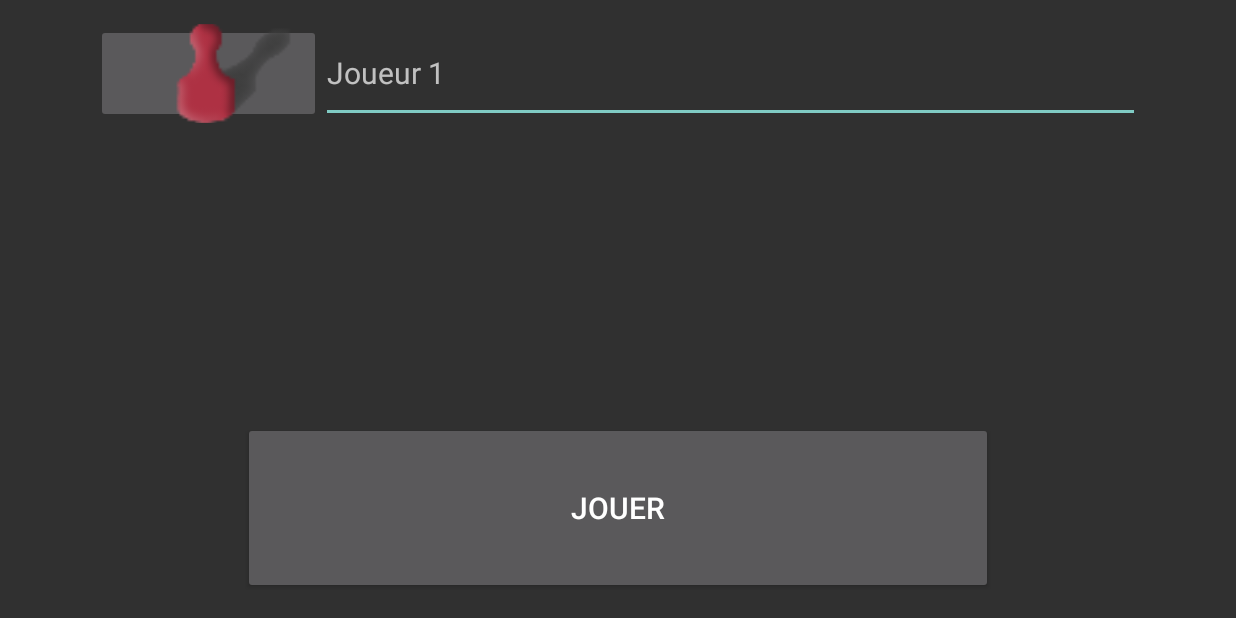
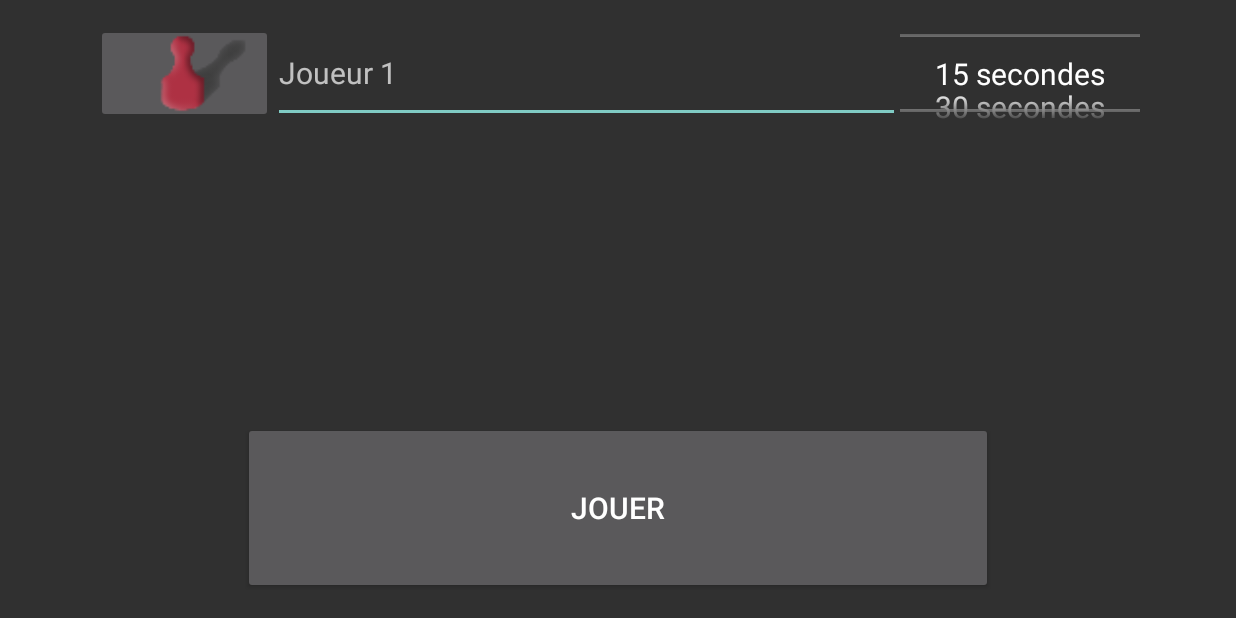
Before and after one commit to protprot/Game-of-the-Goose, an Android app: the screen it shows after launch (PlayersActivity), after a tap on "SUIVANT", on a phone screen of 824 x 412 dp (held sideways). Run offline under Robolectric (Android 15) with nearby library versions, the phone set to English and light mode, and no system bars.

Commit message:
Nombre de dés Answer Time par joueurs

```diff
--- a/GameoftheGoose/app/src/main/java/com/example/iem/gameofthegoose/BoardActivity.java
+++ b/GameoftheGoose/app/src/main/java/com/example/iem/gameofthegoose/BoardActivity.java
@@ -2,6 +2,7 @@ package com.example.iem.gameofthegoose;
 
 import android.os.Bundle;
 import android.support.v7.app.AppCompatActivity;
+import android.util.Log;
 import android.view.MotionEvent;
 import android.view.View;
 import android.widget.ImageView;
@@ -42,10 +43,11 @@ public class BoardActivity extends AppCompatActivity {
 
         //get Settings from MainActivity
         sets = (Settings) getIntent().getSerializableExtra("settings");
+        Log.e("toString", sets.toString());
 
         //show board
         RelativeLayout background = (RelativeLayout) findViewById(R.id.layoutBackground);
-        background.setBackgroundResource(R.drawable.plateau_max);
+        //background.setBackgroundResource(R.drawable.plateau_max);
 
         nbPlayers = sets.getNbPlayer();
 
--- a/GameoftheGoose/app/src/main/java/com/example/iem/gameofthegoose/MainActivity.java
+++ b/GameoftheGoose/app/src/main/java/com/example/iem/gameofthegoose/MainActivity.java
@@ -12,7 +12,7 @@ public class MainActivity extends AppCompatActivity {
 
     NumberPicker pickerPlayer;
     NumberPicker pickerDifficulty;
-    NumberPicker pickerAnswerTime;
+    NumberPicker pickerNbDice;
     NumberPicker pickerGameTime;
     Button bNext;
 
@@ -50,17 +50,17 @@ public class MainActivity extends AppCompatActivity {
         pickerDifficulty.setMaxValue(4);
         pickerDifficulty.setDisplayedValues(new String[]{"1", "2", "3", "4"});
 
-        pickerAnswerTime = (NumberPicker) findViewById(R.id.pickerAnswerTime);
-        pickerAnswerTime.setDescendantFocusability(NumberPicker.FOCUS_BLOCK_DESCENDANTS);
-        pickerAnswerTime.setMinValue(1);
-        pickerAnswerTime.setMaxValue(4);
-        pickerAnswerTime.setDisplayedValues(new String[]{"30 secondes", "1 minute", "2 minutes", "3 minutes"});
+        pickerNbDice = (NumberPicker) findViewById(R.id.pickerNbDice);
+        pickerNbDice.setDescendantFocusability(NumberPicker.FOCUS_BLOCK_DESCENDANTS);
+        pickerNbDice.setMinValue(1);
+        pickerNbDice.setMaxValue(2);
+        pickerNbDice.setDisplayedValues(new String[]{"1 dé", "2 dés"});
 
         pickerGameTime = (NumberPicker) findViewById(R.id.pickerGameTime);
         pickerGameTime.setDescendantFocusability(NumberPicker.FOCUS_BLOCK_DESCENDANTS);
         pickerGameTime.setMinValue(1);
         pickerGameTime.setMaxValue(4);
-        pickerGameTime.setDisplayedValues(new String[]{"30 minutes", "45 minutes", "1 heure", "2 heures"});
+        pickerGameTime.setDisplayedValues(new String[]{"5 minutes", "10 minutes", "15 minutes", "20 minutes"});
     }
 
 
@@ -72,7 +72,7 @@ public class MainActivity extends AppCompatActivity {
             @Override
             public void onClick(View v) {
 
-                Settings s = new Settings(pickerPlayer.getValue(), pickerDifficulty.getValue(), pickerAnswerTime.getValue(), pickerGameTime.getValue());
+                Settings s = new Settings(pickerPlayer.getValue(), pickerDifficulty.getValue(), pickerNbDice.getValue(), pickerGameTime.getValue());
 
                 Intent i = new Intent(MainActivity.this, PlayersActivity.class);
                 i.putExtra("settings", s);
--- a/GameoftheGoose/app/src/main/java/com/example/iem/gameofthegoose/PlayersActivity.java
+++ b/GameoftheGoose/app/src/main/java/com/example/iem/gameofthegoose/PlayersActivity.java
@@ -8,6 +8,7 @@ import android.widget.Button;
 import android.widget.EditText;
 import android.widget.ImageButton;
 import android.widget.LinearLayout;
+import android.widget.NumberPicker;
 import android.widget.TextView;
 
 import java.util.ArrayList;
@@ -28,6 +29,11 @@ public class PlayersActivity extends AppCompatActivity {
     EditText etPlayer2;
     EditText etPlayer3;
     EditText etPlayer4;
+
+    NumberPicker pickerAnswerTime1;
+    NumberPicker pickerAnswerTime2;
+    NumberPicker pickerAnswerTime3;
+    NumberPicker pickerAnswerTime4;
 
     Button bPlay;
 
@@ -76,6 +82,7 @@ public class PlayersActivity extends AppCompatActivity {
         setNumberPlayer(sets.getNbPlayer());
 
         initImageButton();
+        initPickerAnswerTime();
 
         initButton();
     }
@@ -134,6 +141,33 @@ public class PlayersActivity extends AppCompatActivity {
                 ibPlayer4.setImageResource(pionImage[getImageId(4)]);
             }
         });
+    }
+
+    public void initPickerAnswerTime() {
+
+        String[] displayedValues = new String[] {"15 secondes", "30 secondes", "45 secondes"};
+
+        pickerAnswerTime1 = (NumberPicker) findViewById(R.id.pickerAnswerTime1);
+        pickerAnswerTime1.setMinValue(0);
+        pickerAnswerTime1.setMaxValue(2);
+        pickerAnswerTime1.setDisplayedValues(displayedValues);
+
+        pickerAnswerTime2 = (NumberPicker) findViewById(R.id.pickerAnswerTime2);
+        pickerAnswerTime2.setMinValue(0);
+        pickerAnswerTime2.setMaxValue(2);
+        pickerAnswerTime2.setDisplayedValues(displayedValues);
+
+        pickerAnswerTime3 = (NumberPicker) findViewById(R.id.pickerAnswerTime3);
+        pickerAnswerTime3.setMinValue(0);
+        pickerAnswerTime3.setMaxValue(2);
+        pickerAnswerTime3.setDisplayedValues(displayedValues);
+
+        pickerAnswerTime4 = (NumberPicker) findViewById(R.id.pickerAnswerTime4);
+        pickerAnswerTime4.setMinValue(0);
+        pickerAnswerTime4.setMaxValue(2);
+        pickerAnswerTime4.setDisplayedValues(displayedValues);
+
+
     }
 
     public int getImageId(int numPion) {
@@ -199,33 +233,47 @@ public class PlayersActivity extends AppCompatActivity {
         Player p;
 
         if (etPlayer1.getText().length() == 0)
-            p = new Player("Joueur 1", pionImage[getCurrentPosition(1)]);
+            p = new Player("Joueur 1", pionImage[getCurrentPosition(1)], getAnswerTime(pickerAnswerTime1.getValue()));
         else
-            p = new Player(etPlayer1.getText().toString(), pionImage[getCurrentPosition(1)]);
+            p = new Player(etPlayer1.getText().toString(), pionImage[getCurrentPosition(1)], getAnswerTime(pickerAnswerTime1.getValue()));
         sets.addPlayer(p);
 
         if (sets.getNbPlayer() > 1) {
             if (etPlayer2.getText().length() == 0)
-                p = new Player("Joueur 2", pionImage[getCurrentPosition(2)]);
+                p = new Player("Joueur 2", pionImage[getCurrentPosition(2)], getAnswerTime(pickerAnswerTime1.getValue()));
             else
-                p = new Player(etPlayer2.getText().toString(), pionImage[getCurrentPosition(2)]);
+                p = new Player(etPlayer2.getText().toString(), pionImage[getCurrentPosition(2)], getAnswerTime(pickerAnswerTime2.getValue()));
             sets.addPlayer(p);
         }
 
         if (sets.getNbPlayer() > 2) {
             if (etPlayer3.getText().length() == 0)
-                p = new Player("Joueur 3", pionImage[getCurrentPosition(3)]);
+                p = new Player("Joueur 3", pionImage[getCurrentPosition(3)], getAnswerTime(pickerAnswerTime1.getValue()));
             else
-                p = new Player(etPlayer3.getText().toString(), pionImage[getCurrentPosition(3)]);
+                p = new Player(etPlayer3.getText().toString(), pionImage[getCurrentPosition(3)], getAnswerTime(pickerAnswerTime3.getValue()));
             sets.addPlayer(p);
         }
 
         if (sets.getNbPlayer() > 3) {
             if (etPlayer4.getText().length() == 0)
-                p = new Player("Joueur 4", pionImage[getCurrentPosition(4)]);
+                p = new Player("Joueur 4", pionImage[getCurrentPosition(4)], getAnswerTime(pickerAnswerTime1.getValue()));
             else
-                p = new Player(etPlayer4.getText().toString(), pionImage[getCurrentPosition(4)]);
+                p = new Player(etPlayer4.getText().toString(), pionImage[getCurrentPosition(4)], getAnswerTime(pickerAnswerTime4.getValue()));
             sets.addPlayer(p);
         }
     }
+
+    private int getAnswerTime(int pickerValue) {
+
+        switch (pickerValue) {
+            case 0:
+                return 15;
+            case 1:
+                return 30;
+            case 2:
+                return 45;
+            default:
+                return 30;
+        }
+    }
 }
--- a/GameoftheGoose/app/src/main/java/com/example/iem/gameofthegoose/Settings.java
+++ b/GameoftheGoose/app/src/main/java/com/example/iem/gameofthegoose/Settings.java
@@ -11,42 +11,29 @@ public class Settings implements Serializable {
 
     int nbPlayer;
     int lvlDifficulty;
-    int answerTime;
+    int nbDice;
     int gameTime;
     List<Player> listPlayer;
 
-    public Settings (int pickerPlayer, int pickerDifficulty, int pickerAnswerTime, int pickerGameTime) {
+    public Settings (int pickerPlayer, int pickerDifficulty, int nbDice, int pickerGameTime) {
 
-        nbPlayer = pickerPlayer;
-        lvlDifficulty = pickerDifficulty;
-
-        switch (pickerAnswerTime) {
-            case 1:
-                answerTime = 30;
-                break;
-            case 2:
-                answerTime = 60;
-                break;
-            case 3:
-                answerTime = 120;
-                break;
-            case 4:
-                answerTime = 180;
-                break;
-        }
+        this.nbPlayer = pickerPlayer;
+        this.lvlDifficulty = pickerDifficulty;
+        this.nbDice = nbDice;
 
         switch (pickerGameTime) {
             case 1:
-                gameTime = 30;
+                this.gameTime = 5;
                 break;
             case 2:
-                gameTime = 45;
+                this.gameTime = 10;
                 break;
             case 3:
-                gameTime = 60;
+                this.gameTime = 15;
                 break;
             case 4:
-                gameTime = 120;
+                this.gameTime = 20;
+                break;
         }
 
         listPlayer = new ArrayList<>();
@@ -60,8 +47,8 @@ public class Settings implements Serializable {
         return lvlDifficulty;
     }
 
-    public int getAnswerTime() {
-        return answerTime;
+    public int getNbDice() {
+        return nbDice;
     }
 
     public int getGameTime() {
@@ -73,7 +60,7 @@ public class Settings implements Serializable {
 
         String s = "nb Joueurs : " + nbPlayer + "\n" +
         "lvl Difficulté : " + lvlDifficulty + "\n" +
-        "Temps réponse : " + answerTime + "\n" +
+        "Nombre de dé(s) : " + nbDice + "\n" +
         "Temps Jeu : " + gameTime + "\n";
 
         for (int i=0 ; i<listPlayer.size() ; i++){
--- a/GameoftheGoose/app/src/main/res/layout/activity_main.xml
+++ b/GameoftheGoose/app/src/main/res/layout/activity_main.xml
@@ -32,7 +32,7 @@
         <TextView
             android:layout_width="wrap_content"
             android:layout_height="match_parent"
-            android:text="Temps de réponse"
+            android:text="Nombre de dé(s)"
             android:id="@+id/textView3"
             android:layout_weight="1"
             android:gravity="center_vertical|center_horizontal" />
@@ -40,7 +40,7 @@
         <NumberPicker
             android:layout_width="wrap_content"
             android:layout_height="match_parent"
-            android:id="@+id/pickerAnswerTime"
+            android:id="@+id/pickerNbDice"
             android:orientation="horizontal"
             android:layout_weight="1" />
 
--- a/GameoftheGoose/app/src/main/res/layout/activity_players.xml
+++ b/GameoftheGoose/app/src/main/res/layout/activity_players.xml
@@ -31,6 +31,13 @@
             android:id="@+id/etPlayer1"
             android:hint="Joueur 1"
             android:layout_weight="4" />
+
+        <NumberPicker
+            android:layout_width="wrap_content"
+            android:layout_height="match_parent"
+            android:id="@+id/pickerAnswerTime1"
+            android:layout_weight="1"
+            android:orientation="horizontal" />
     </LinearLayout>
 
     <LinearLayout
@@ -56,6 +63,13 @@
             android:id="@+id/etPlayer2"
             android:hint="Joueur 2"
             android:layout_weight="4" />
+
+        <NumberPicker
+            android:layout_width="wrap_content"
+            android:layout_height="match_parent"
+            android:id="@+id/pickerAnswerTime2"
+            android:layout_weight="1"
+            android:orientation="horizontal" />
     </LinearLayout>
 
     <LinearLayout
@@ -81,6 +95,13 @@
             android:id="@+id/etPlayer3"
             android:hint="Joueur 3"
             android:layout_weight="4" />
+
+        <NumberPicker
+            android:layout_width="wrap_content"
+            android:layout_height="match_parent"
+            android:id="@+id/pickerAnswerTime3"
+            android:layout_weight="1"
+            android:orientation="horizontal" />
     </LinearLayout>
 
     <LinearLayout
@@ -106,6 +127,13 @@
             android:id="@+id/etPlayer4"
             android:hint="Joueur 4"
             android:layout_weight="4" />
+
+        <NumberPicker
+            android:layout_width="wrap_content"
+            android:layout_height="match_parent"
+            android:id="@+id/pickerAnswerTime4"
+            android:layout_weight="1"
+            android:orientation="horizontal" />
     </LinearLayout>
 
     <Button
```
Also changed, not shown: GameoftheGoose/app/src/main/java/com/example/iem/gameofthegoose/Player.java (+6 -2 lines).
